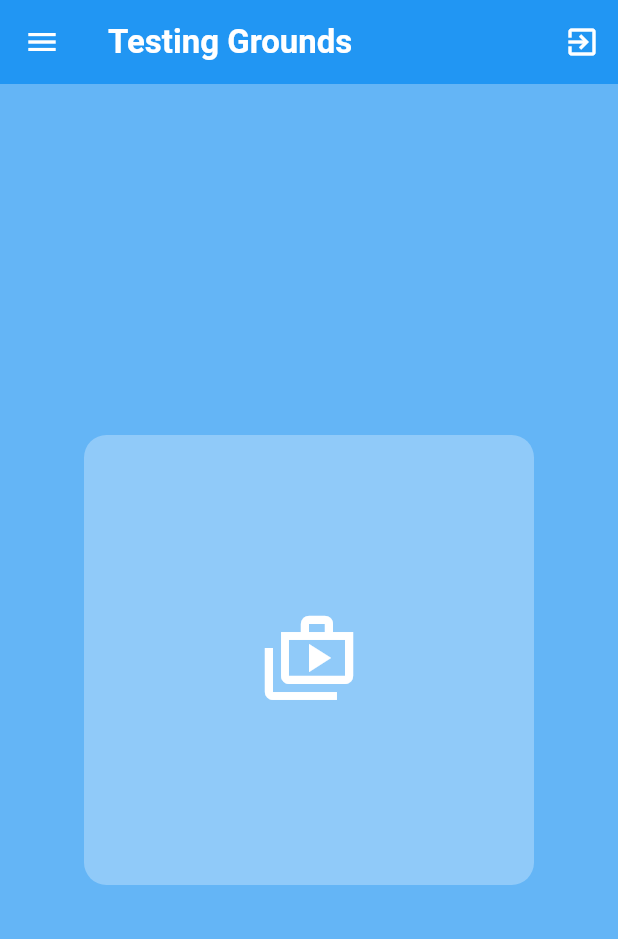
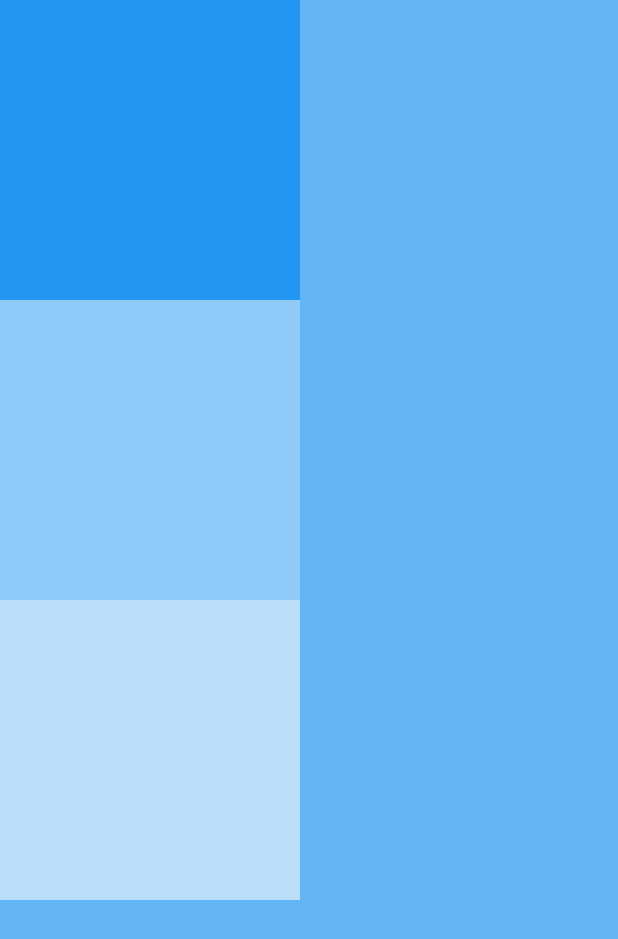
Before and after one commit to JakeOJeff/basics, a Flutter app: the screen it shows after launch, on a phone screen of 412 x 824 dp. Shown: the top 939 px of the screen. Run offline on Flutter 3.47's test engine with Material 3 defaults, Android fonts, the phone set to English and light mode, and no system bars.

Commit message:
Column Learning

```diff
--- a/lib/main.dart
+++ b/lib/main.dart
@@ -5,7 +5,7 @@ void main() {
 }
 
 class MyApp extends StatelessWidget {
-  MyApp({super.key});
+  const MyApp({super.key});
 
   @override
   Widget build(BuildContext context) {
@@ -13,31 +13,28 @@ class MyApp extends StatelessWidget {
       debugShowCheckedModeBanner: false, // Disables Debug Banner
       home: Scaffold(
         backgroundColor: Colors.blue[300],
-        appBar: AppBar(
-          backgroundColor: Colors.blue,
-          title: Text("Testing Grounds",
-            style: TextStyle(
-              color: Colors.white,
-              fontWeight: FontWeight.bold,
-            )
-          ),
-          leading: Icon(Icons.menu, color: Colors.white),
-          actions: [
-            IconButton(onPressed: () {}, icon: Icon(Icons.exit_to_app, color: Colors.white))
-          ],
 
-        ),
-        body: Center(
-          child: Container(
-            height: 300,
-            width: 300,
-            decoration: BoxDecoration(
+        body: Column(
+          children: [
+
+            Container(
+              height: 200,
+              width: 200,
+              color: Colors.blue,
+            ),
+
+            Container(
+              height: 200,
+              width: 200,
               color: Colors.blue[200],
-              borderRadius: BorderRadius.circular(15)
             ),
-            padding: EdgeInsets.all(25),
-            child: Icon(Icons.shop_2_outlined, color: Colors.white, size: 64)
-          )
+
+            Container(
+              height: 200,
+              width: 200,
+              color: Colors.blue[100],
+            ),
+          ]
         ),
       ),
     );
```
